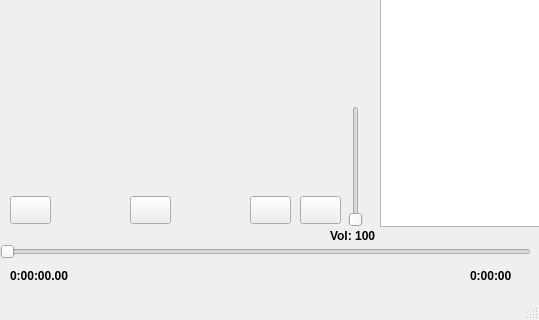
Before: the Qt Designer form player/window/player.ui in hor00s/Awesome-sound, drawn with Qt 5; both pictures show x 0 to 539 and y 293 to 613 of the 539 by 613 pixel window.
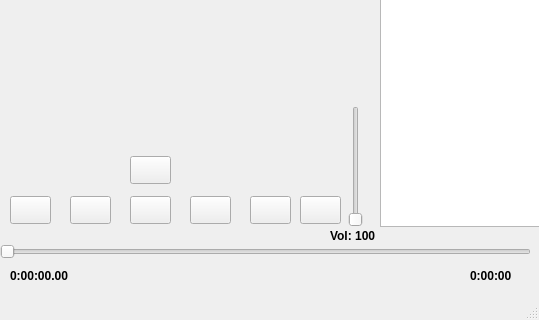
After: the same form once the commit is applied.

What changed in the file:
```diff
--- a/player/window/player.ui
+++ b/player/window/player.ui
@@ -240,6 +240,54 @@
      <string/>
     </property>
    </widget>
+   <widget class="QPushButton" name="rec_btn">
+    <property name="geometry">
+     <rect>
+      <x>130</x>
+      <y>430</y>
+      <width>41</width>
+      <height>28</height>
+     </rect>
+    </property>
+    <property name="cursor">
+     <cursorShape>PointingHandCursor</cursorShape>
+    </property>
+    <property name="text">
+     <string/>
+    </property>
+   </widget>
+   <widget class="QPushButton" name="step_forw_btn">
+    <property name="geometry">
+     <rect>
+      <x>190</x>
+      <y>470</y>
+      <width>41</width>
+      <height>28</height>
+     </rect>
+    </property>
+    <property name="cursor">
+     <cursorShape>PointingHandCursor</cursorShape>
+    </property>
+    <property name="text">
+     <string/>
+    </property>
+   </widget>
+   <widget class="QPushButton" name="step_back_btn">
+    <property name="geometry">
+     <rect>
+      <x>70</x>
+      <y>470</y>
+      <width>41</width>
+      <height>28</height>
+     </rect>
+    </property>
+    <property name="cursor">
+     <cursorShape>PointingHandCursor</cursorShape>
+    </property>
+    <property name="text">
+     <string/>
+    </property>
+   </widget>
    <zorder>bg_lbl</zorder>
    <zorder>music_prog_bar</zorder>
    <zorder>volume_bar</zorder>
```
Left out of the diff: 9 changed lines with no effect on the pictures.
